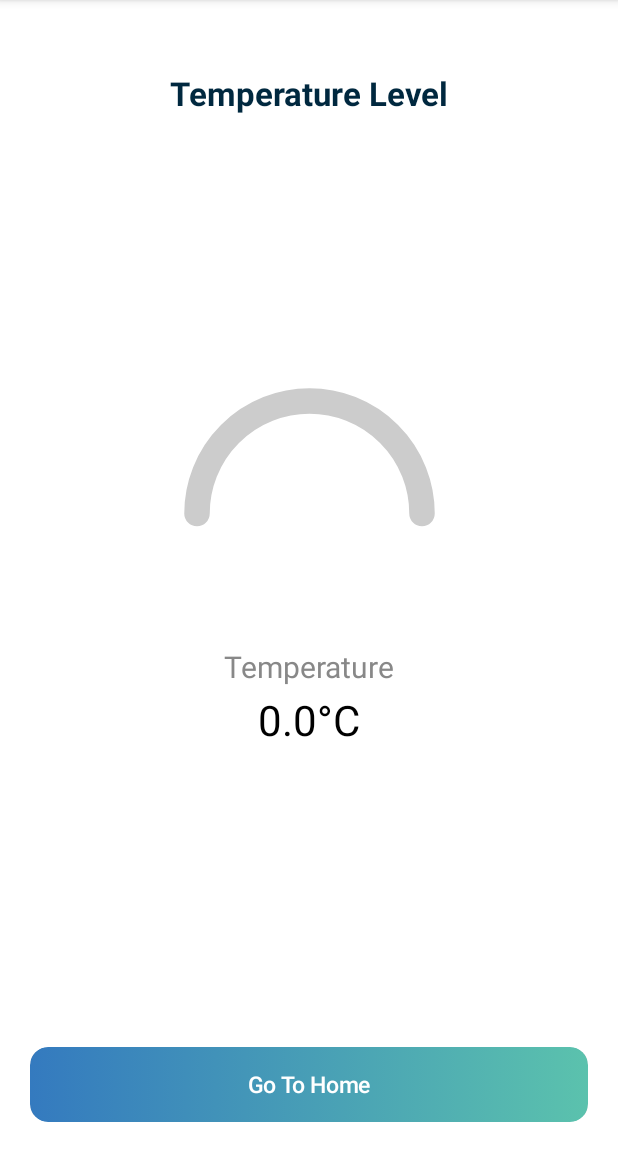
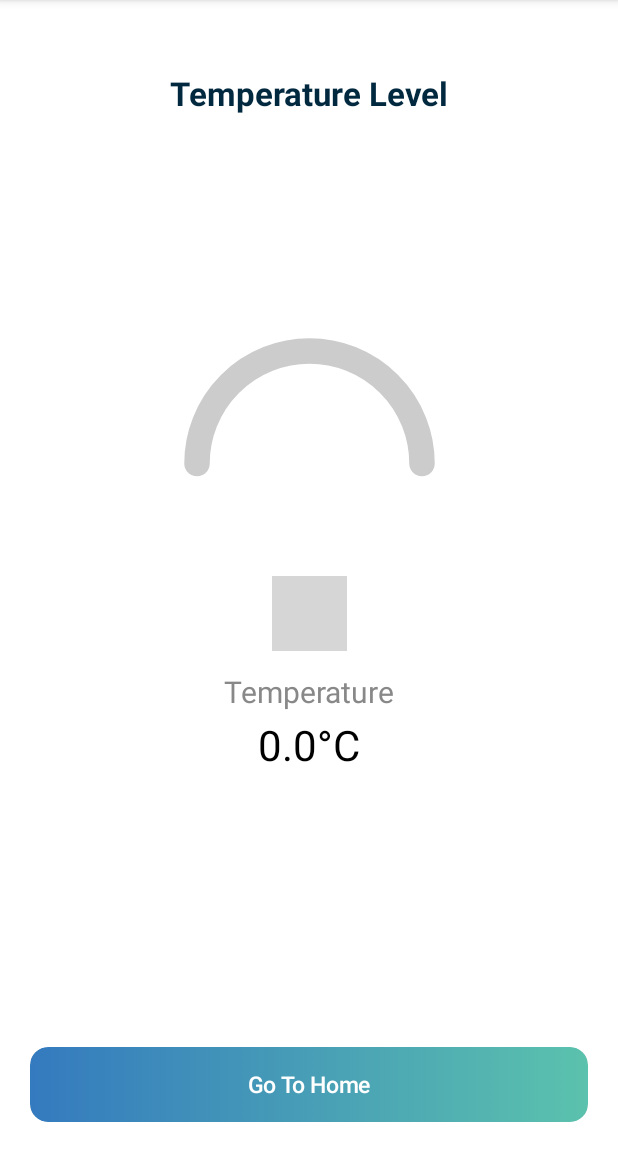
Before and after one commit to AmnaMansha/IOT_Project, an Android app built with Jetpack Compose: the CurrentTemperatureActivity screen opened directly, with no data from a screen before it, on a phone screen of 412 x 824 dp, the part 84-1236 px from its top. Run offline under Robolectric (Android 15) with nearby library versions, the phone set to English and light mode, and no system bars; grey boxes are pictures that could not be loaded.

Commit message:
Update CurrentTemperatureActivity.kt

```diff
--- a/Android/SmartWaterManagement_Android/SmartWaterManagementSystem/app/src/main/java/com/example/smartwatermanagement/CurrentTemperatureActivity.kt
+++ b/Android/SmartWaterManagement_Android/SmartWaterManagementSystem/app/src/main/java/com/example/smartwatermanagement/CurrentTemperatureActivity.kt
@@ -7,10 +7,12 @@ import android.util.Log
 import androidx.activity.ComponentActivity
 import androidx.activity.compose.setContent
 import androidx.compose.foundation.Canvas
+import androidx.compose.foundation.Image
 import androidx.compose.foundation.background
 import androidx.compose.foundation.layout.*
 import androidx.compose.foundation.shape.RoundedCornerShape
 import androidx.compose.material.*
+import androidx.compose.material.icons.Icons
 import androidx.compose.runtime.Composable
 import androidx.compose.ui.Alignment
 import androidx.compose.ui.Modifier
@@ -21,6 +23,7 @@ import androidx.compose.ui.graphics.StrokeCap
 import androidx.compose.ui.graphics.drawscope.Stroke
 import androidx.compose.ui.platform.LocalContext
 import androidx.compose.ui.res.colorResource
+import androidx.compose.ui.res.painterResource
 import androidx.compose.ui.text.TextStyle
 import androidx.compose.ui.text.font.FontWeight
 import androidx.compose.ui.text.style.TextAlign
@@ -152,6 +155,11 @@ fun TemperatureLevelDisplay(temperatureLevel: Float) {
             progressColor = colorResource(id = R.color.dark_blue),
             strokeWidth = 17.dp
         )
+        Image(
+            painter = painterResource(id = R.drawable.thermometer_new), // Replace with your actual drawable resource ID
+            contentDescription = "Temperature Icon",
+            modifier = Modifier.size(50.dp) // You can adjust the icon size here
+        )
         Spacer(modifier = Modifier.height(16.dp))
         Text(
             text = "Temperature",
@@ -164,8 +172,13 @@ fun TemperatureLevelDisplay(temperatureLevel: Float) {
             fontSize = 28.sp,
             color = Color.Black
         )
+
+        // Add the temperature icon below the semicircle
+        Spacer(modifier = Modifier.height(16.dp)) // Add some spacing between the icon and the temperature text
+
     }
 }
+
 
 @Composable
 fun SemicircularTemperatureProgressIndicator(
```
